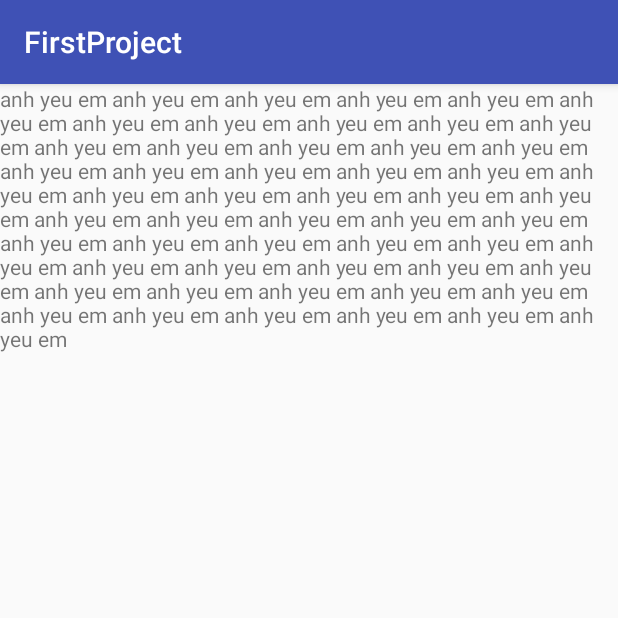
After one commit to at-nhanphan/FirstProject, an Android app: the ViewPagerActivity screen opened directly, with no data from a screen before it, on a phone screen of 412 x 824 dp, the top half of it. The commit adds this screen. Run offline under Robolectric (Android 15) with nearby library versions, the phone set to English and light mode, and no system bars.

Commit message:
demo fragment and viewpager

```diff
--- /dev/null
+++ b/app/src/main/java/com/example/naunem/firstproject/activities/ViewPagerActivity.java
@@ -0,0 +1,42 @@
+package com.example.naunem.firstproject.activities;
+
+import android.support.v4.app.FragmentManager;
+import android.app.FragmentTransaction;
+import android.os.Bundle;
+import android.support.annotation.Nullable;
+import android.support.v4.view.PagerAdapter;
+import android.support.v4.view.ViewPager;
+import android.support.v7.app.AppCompatActivity;
+
+import com.example.naunem.firstproject.R;
+import com.example.naunem.firstproject.adapters.SlideViewPagerAdapter;
+
+/**
+ * Created by naunem on 22/03/2017.
+ */
+
+public class ViewPagerActivity extends AppCompatActivity {
+
+    private ViewPager mViewPager;
+    private PagerAdapter mPagerAdapter;
+    @Override
+    protected void onCreate(@Nullable Bundle savedInstanceState) {
+        super.onCreate(savedInstanceState);
+        setContentView(R.layout.activity_viewpager);
+
+        mViewPager = (ViewPager) findViewById(R.id.viewPager);
+        mPagerAdapter = new SlideViewPagerAdapter(getSupportFragmentManager());
+        mViewPager.setAdapter(mPagerAdapter);
+    }
+    @Override
+    public void onBackPressed() {
+        if (mViewPager.getCurrentItem() == 0) {
+            // If the user is currently looking at the first step, allow the system to handle the
+            // Back button. This calls finish() on this activity and pops the back stack.
+            super.onBackPressed();
+        } else {
+            // Otherwise, select the previous step.
+            mViewPager.setCurrentItem(mViewPager.getCurrentItem() - 1);
+        }
+    }
+}
--- /dev/null
+++ b/app/src/main/java/com/example/naunem/firstproject/adapters/SlideViewPagerAdapter.java
@@ -0,0 +1,27 @@
+package com.example.naunem.firstproject.adapters;
+
+import android.support.v4.app.Fragment;
+import android.support.v4.app.FragmentManager;
+import android.support.v4.app.FragmentStatePagerAdapter;
+
+import com.example.naunem.firstproject.fragments.ViewPagerFragment;
+
+/**
+ * Created by naunem on 22/03/2017.
+ */
+
+public class SlideViewPagerAdapter extends FragmentStatePagerAdapter {
+    public SlideViewPagerAdapter(FragmentManager fm) {
+        super(fm);
+    }
+
+    @Override
+    public Fragment getItem(int position) {
+        return new ViewPagerFragment();
+    }
+
+    @Override
+    public int getCount() {
+        return 5;
+    }
+}
--- /dev/null
+++ b/app/src/main/java/com/example/naunem/firstproject/fragments/ViewPagerFragment.java
@@ -0,0 +1,24 @@
+package com.example.naunem.firstproject.fragments;
+
+import android.support.v4.app.Fragment;
+import android.os.Bundle;
+import android.support.annotation.Nullable;
+import android.view.LayoutInflater;
+import android.view.View;
+import android.view.ViewGroup;
+
+import com.example.naunem.firstproject.R;
+
+/**
+ * Created by naunem on 22/03/2017.
+ */
+
+public class ViewPagerFragment extends Fragment {
+
+    @Nullable
+    @Override
+    public View onCreateView(LayoutInflater inflater, @Nullable ViewGroup container, Bundle savedInstanceState) {
+        View view = inflater.inflate(R.layout.fragment_slide_page, container, false);
+        return view;
+    }
+}
--- /dev/null
+++ b/app/src/main/res/layout/activity_viewpager.xml
@@ -0,0 +1,7 @@
+<?xml version="1.0" encoding="utf-8"?>
+<android.support.v4.view.ViewPager xmlns:android="http://schemas.android.com/apk/res/android"
+    android:layout_width="match_parent"
+    android:layout_height="match_parent"
+    android:orientation="vertical"
+    android:id="@+id/viewPager">
+</android.support.v4.view.ViewPager>
--- a/app/src/main/res/layout/fragment_list_user.xml
+++ b/app/src/main/res/layout/fragment_list_user.xml
@@ -4,10 +4,4 @@
     android:layout_height="match_parent"
     android:orientation="vertical">
 
-    <FrameLayout
-        android:id="@+id/flContainer"
-        android:layout_width="match_parent"
-        android:layout_height="match_parent">
-    </FrameLayout>
-
 </LinearLayout>
--- /dev/null
+++ b/app/src/main/res/layout/fragment_slide_page.xml
@@ -0,0 +1,13 @@
+<?xml version="1.0" encoding="utf-8"?>
+<ScrollView xmlns:android="http://schemas.android.com/apk/res/android"
+    android:layout_width="match_parent"
+    android:layout_height="match_parent"
+    android:orientation="vertical"
+    android:id="@+id/scrollView">
+
+    <TextView
+        android:id="@+id/tvContent"
+        android:layout_width="match_parent"
+        android:layout_height="wrap_content"
+        android:text="@string/content"/>
+</ScrollView>
--- a/app/src/main/res/values/strings.xml
+++ b/app/src/main/res/values/strings.xml
@@ -7,6 +7,7 @@
     <string name="textview.text.title">Title</string>
     <string name="button.text.name1">Test 1</string>
     <string name="button.text.name2">Test 2</string>
+    <string name="content">anh yeu em anh yeu em anh yeu em anh yeu em anh yeu em anh yeu em anh yeu em anh yeu em anh yeu em anh yeu em anh yeu em anh yeu em anh yeu em anh yeu em anh yeu em anh yeu em anh yeu em anh yeu em anh yeu em anh yeu em anh yeu em anh yeu em anh yeu em anh yeu em anh yeu em anh yeu em anh yeu em anh yeu em anh yeu em anh yeu em anh yeu em anh yeu em anh yeu em anh yeu em anh yeu em anh yeu em anh yeu em anh yeu em anh yeu em anh yeu em anh yeu em anh yeu em anh yeu em anh yeu em anh yeu em anh yeu em anh yeu em anh yeu em anh yeu em anh yeu em anh yeu em anh yeu em anh yeu em anh yeu em</string>
 
     <string-array name="spinner_arrays">
         <item>First</item>
```
Also changed, not shown: app/src/main/AndroidManifest.xml (+18 -13 lines), app/src/main/java/com/example/naunem/firstproject/activities/DetailUserActivity.java (+4 -4 lines), app/src/main/java/com/example/naunem/firstproject/activities/FragmentDemoActivity.java (+19 -5 lines), app/src/main/java/com/example/naunem/firstproject/activities/MainActivity.java (+7 -0 lines), app/src/main/java/com/example/naunem/firstproject/fragments/ListUserFragment.java (+9 -2 lines), app/src/main/res/layout/activity_demo_fragment.xml (added, +11 -0 lines), app/src/main/res/layout/activity_main.xml (+8 -0 lines).
